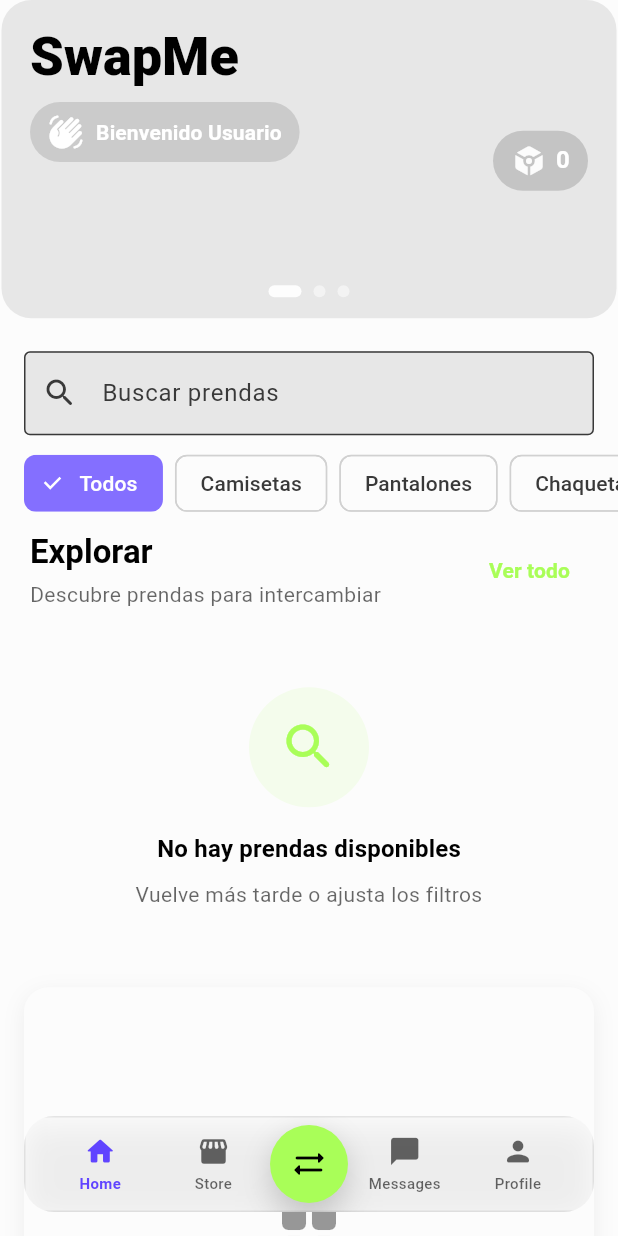
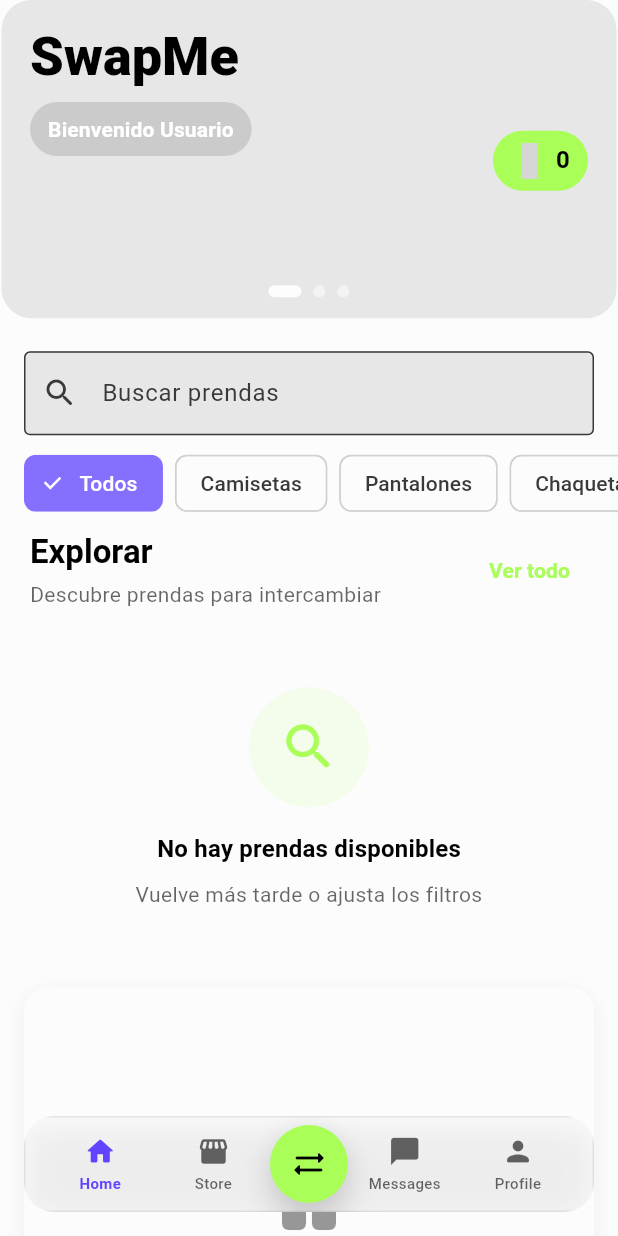
Before and after one commit to crycodex/swapme, a Flutter app: the screen it shows once a user with an empty profile is signed in, on a phone screen of 412 x 824 dp. Run offline on Flutter 3.47's test engine with Material 3 defaults, Android fonts, the phone set to English and light mode, and no system bars; our stand-ins replace camera, cloud_firestore, firebase_auth, firebase_core, firebase_storage, flex_color_scheme and 5 more; missing offline and left inert: glossy; accounts and stored records are empty; grey boxes are pictures that could not be loaded.

Commit message:
Actualiza el widget HomeLayout para mejorar la presentación y la organización del código
- Se reorganizan las importaciones para una mejor estructura.
- Se reemplaza el ícono de `Icons.token_rounded` por `Symbols.swap_vertical_circle` para una representación más adecuada.
- Se ajusta el color de fondo del contenedor en el encabezado para utilizar `colorScheme.primary`, mejorando la coherencia visual.

```diff
--- a/lib/presentation/widgets/organisms/home/home_layout.dart
+++ b/lib/presentation/widgets/organisms/home/home_layout.dart
@@ -1,13 +1,15 @@
 import 'package:flutter/material.dart';
 import 'dart:async';
-import 'package:get/get.dart';
-import '../../../../controllers/home/home_controller.dart';
 import '../profile/profile_view.dart';
 import '../../molecules/swaps_section.dart';
 import '../../../../routes/routes.dart';
 import '../../../../data/models/swap_item_model.dart';
 import '../../../../controllers/auth/auth_controller.dart';
 import 'bottom_nav.dart';
+import 'package:material_symbols_icons/symbols.dart';
+//controllers
+import 'package:get/get.dart';
+import '../../../../controllers/home/home_controller.dart';
 
 class HomeLayout extends GetView<HomeController> {
   const HomeLayout({super.key});
@@ -254,10 +256,7 @@ class _HeaderCard extends GetView<AuthController> {
                   borderRadius: BorderRadius.circular(24),
                 ),
                 child: Row(
-                  mainAxisSize: MainAxisSize.min,
                   children: [
-                    const Icon(Icons.waving_hand_rounded, color: Colors.white),
-                    const SizedBox(width: 8),
                     Text(
                       'Bienvenido $username',
                       style: theme.textTheme.labelLarge?.copyWith(
@@ -274,20 +273,20 @@ class _HeaderCard extends GetView<AuthController> {
             duration: const Duration(milliseconds: 300),
             padding: const EdgeInsets.symmetric(horizontal: 12, vertical: 8),
             decoration: BoxDecoration(
-              color: colorScheme.onPrimary.withValues(alpha: 0.15),
+              color: colorScheme.primary,
               borderRadius: BorderRadius.circular(20),
             ),
             child: Row(
               children: [
                 Icon(
-                  Icons.token_rounded,
-                  color: Colors.white.withValues(alpha: 0.95),
+                  Symbols.swap_vertical_circle,
+                  color: colorScheme.onPrimary,
                 ),
                 const SizedBox(width: 6),
                 Text(
                   coins.toString(),
                   style: theme.textTheme.titleMedium?.copyWith(
-                    color: Colors.white,
+                    color: colorScheme.onPrimary,
                     fontWeight: FontWeight.bold,
                   ),
                 ),
```
